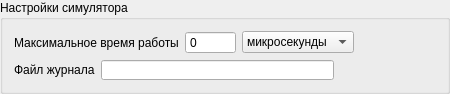
Qt form view/simulatorParams.ui (zpp0/wsnsim-preprocessor) before a commit.
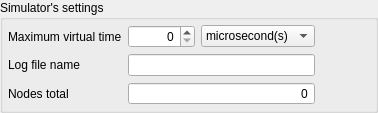
The same form after that commit.

Commit message: added the Nodes Total widget to the simulator params page

Diff of the .ui file:
```diff
--- a/view/simulatorParams.ui
+++ b/view/simulatorParams.ui
@@ -6,79 +6,73 @@
    <rect>
     <x>0</x>
     <y>0</y>
-    <width>450</width>
-    <height>90</height>
+    <width>378</width>
+    <height>106</height>
    </rect>
   </property>
   <property name="windowTitle">
    <string>Simulator Params</string>
   </property>
   <property name="title">
-   <string>Настройки симулятора</string>
+   <string>Simulator's settings</string>
   </property>
-  <layout class="QFormLayout" name="formLayout">
-   <property name="fieldGrowthPolicy">
-    <enum>QFormLayout::AllNonFixedFieldsGrow</enum>
+  <layout class="QGridLayout" name="gridLayout">
+   <property name="margin">
+    <number>5</number>
    </property>
-   <item row="2" column="0">
-    <widget class="QLabel" name="label_2">
+   <item row="0" column="0">
+    <widget class="QLabel" name="l_maxTime">
      <property name="text">
-      <string>Файл журнала</string>
+      <string>Maximum virtual time</string>
      </property>
     </widget>
    </item>
-   <item row="2" column="1">
+   <item row="1" column="1" colspan="2">
     <widget class="QLineEdit" name="logFile">
      <property name="sizePolicy">
-      <sizepolicy hsizetype="Fixed" vsizetype="Fixed">
+      <sizepolicy hsizetype="Expanding" vsizetype="Preferred">
        <horstretch>0</horstretch>
        <verstretch>0</verstretch>
       </sizepolicy>
      </property>
-     <property name="minimumSize">
-      <size>
-       <width>233</width>
-       <height>20</height>
-      </size>
-     </property>
-     <property name="maximumSize">
-      <size>
-       <width>233</width>
-       <height>20</height>
-      </size>
-     </property>
     </widget>
    </item>
-   <item row="0" column="0" colspan="2">
-    <layout class="QHBoxLayout" name="horizontalLayout_2">
-     <item>
-      <widget class="QLabel" name="label">
-       <property name="text">
-        <string>Максимальное время работы</string>
-       </property>
-      </widget>
-     </item>
-     <item>
-      <widget class="QSpinBox" name="maxTime">
+   <item row="2" column="1" colspan="2">
+    <widget class="QSpinBox" name="sb_nodes">
        <property name="sizePolicy">
-        <sizepolicy hsizetype="Fixed" vsizetype="Fixed">
+      <sizepolicy hsizetype="Expanding" vsizetype="Fixed">
          <horstretch>0</horstretch>
          <verstretch>0</verstretch>
         </sizepolicy>
        </property>
+     <property name="frame">
+      <bool>true</bool>
+     </property>
+     <property name="alignment">
+      <set>Qt::AlignRight|Qt::AlignTrailing|Qt::AlignVCenter</set>
+     </property>
+     <property name="readOnly">
+      <bool>true</bool>
+     </property>
        <property name="buttonSymbols">
         <enum>QAbstractSpinBox::NoButtons</enum>
        </property>
        <property name="maximum">
-        <number>2000000000</number>
+      <number>999999</number>
        </property>
       </widget>
      </item>
-     <item>
+   <item row="0" column="2">
       <widget class="QComboBox" name="cb_timeUnits">
+     <property name="sizePolicy">
+      <sizepolicy hsizetype="Fixed" vsizetype="Fixed">
+       <horstretch>0</horstretch>
+       <verstretch>0</verstretch>
+      </sizepolicy>
+     </property>
        <item>
         <property name="text">
-         <string>микросекунды</string>
+       <string>microsecond(s)</string>
         </property>
        </item>
        <item>
@@ -123,7 +117,46 @@
        </item>
       </widget>
      </item>
-     <item>
+   <item row="2" column="0">
+    <widget class="QLabel" name="l_nodes">
+     <property name="text">
+      <string>Nodes total</string>
+     </property>
+    </widget>
+   </item>
+   <item row="1" column="0">
+    <widget class="QLabel" name="l_logFile">
+     <property name="sizePolicy">
+      <sizepolicy hsizetype="Fixed" vsizetype="Fixed">
+       <horstretch>0</horstretch>
+       <verstretch>0</verstretch>
+      </sizepolicy>
+     </property>
+     <property name="text">
+      <string>Log file name</string>
+     </property>
+    </widget>
+   </item>
+   <item row="0" column="1">
+    <widget class="QSpinBox" name="maxTime">
+     <property name="sizePolicy">
+      <sizepolicy hsizetype="Fixed" vsizetype="Fixed">
+       <horstretch>0</horstretch>
+       <verstretch>0</verstretch>
+      </sizepolicy>
+     </property>
+     <property name="alignment">
+      <set>Qt::AlignRight|Qt::AlignTrailing|Qt::AlignVCenter</set>
+     </property>
+     <property name="buttonSymbols">
+      <enum>QAbstractSpinBox::UpDownArrows</enum>
+     </property>
+     <property name="maximum">
+      <number>2000000000</number>
+     </property>
+    </widget>
+   </item>
+   <item row="0" column="3">
       <spacer name="horizontalSpacer">
        <property name="orientation">
         <enum>Qt::Horizontal</enum>
@@ -136,7 +169,18 @@
        </property>
       </spacer>
      </item>
-    </layout>
+   <item row="3" column="0">
+    <spacer name="verticalSpacer">
+     <property name="orientation">
+      <enum>Qt::Vertical</enum>
+     </property>
+     <property name="sizeHint" stdset="0">
+      <size>
+       <width>20</width>
+       <height>40</height>
+      </size>
+     </property>
+    </spacer>
    </item>
   </layout>
  </widget>
```
Left out of the diff: 16 changed lines with no effect on the pictures. Lines whose indentation alone changed are shown as unchanged. The commit also changes 3 other files.
